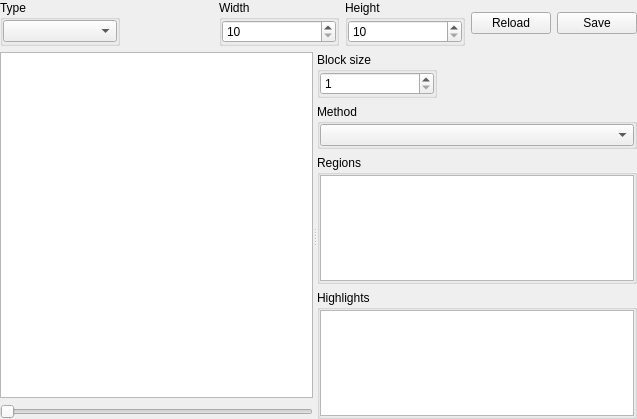
Before: the Qt Designer form xvisualizationwidget.ui in horsicq/XVisualizationWidget, drawn with Qt 5.
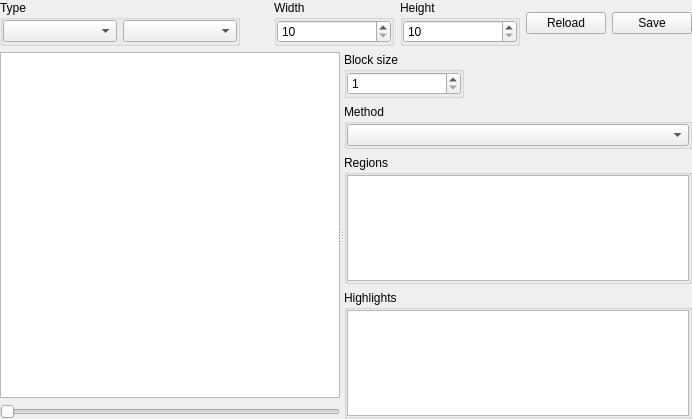
After: the same form once the commit is applied.

```diff
--- a/xvisualizationwidget.ui
+++ b/xvisualizationwidget.ui
@@ -6,7 +6,7 @@
    <rect>
     <x>0</x>
     <y>0</y>
-    <width>637</width>
+    <width>692</width>
     <height>419</height>
    </rect>
   </property>
@@ -32,14 +32,14 @@
       <widget class="QGroupBox" name="groupBoxType">
        <property name="minimumSize">
         <size>
-         <width>120</width>
+         <width>240</width>
          <height>0</height>
         </size>
        </property>
        <property name="title">
         <string>Type</string>
        </property>
-       <layout class="QVBoxLayout" name="verticalLayout">
+       <layout class="QHBoxLayout" name="horizontalLayout_3">
         <property name="leftMargin">
          <number>0</number>
         </property>
@@ -55,6 +55,9 @@
         <item>
          <widget class="QComboBox" name="comboBoxType"/>
         </item>
+        <item>
+         <widget class="QComboBox" name="comboBoxMapMode"/>
+        </item>
        </layout>
       </widget>
      </item>
```
